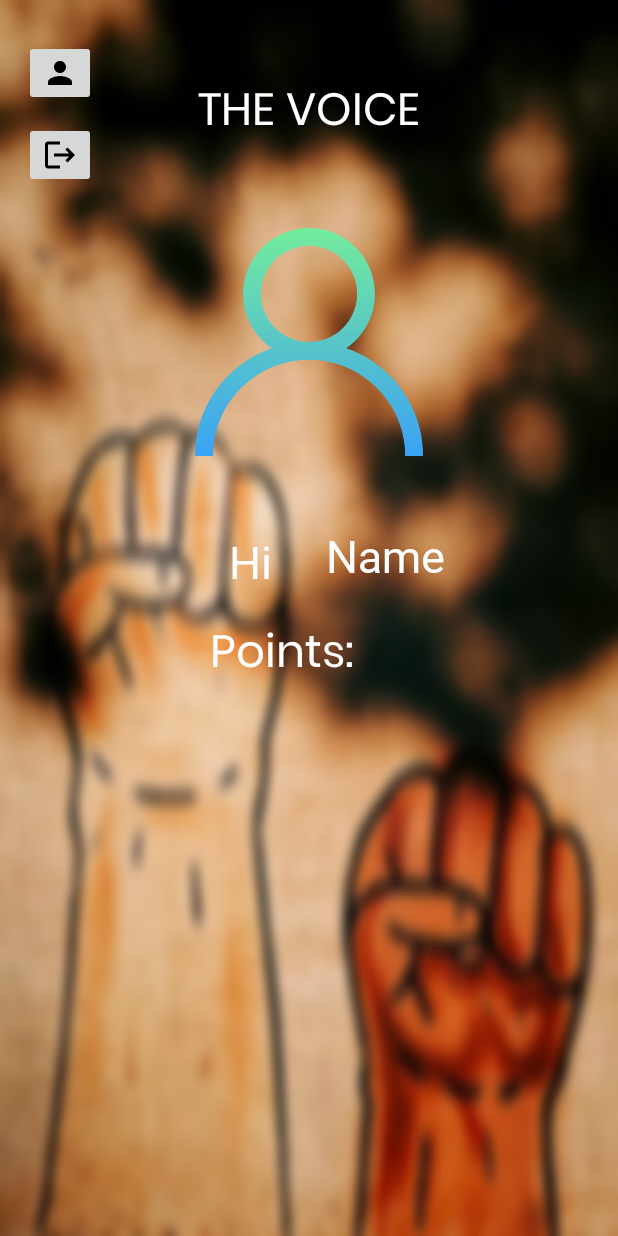
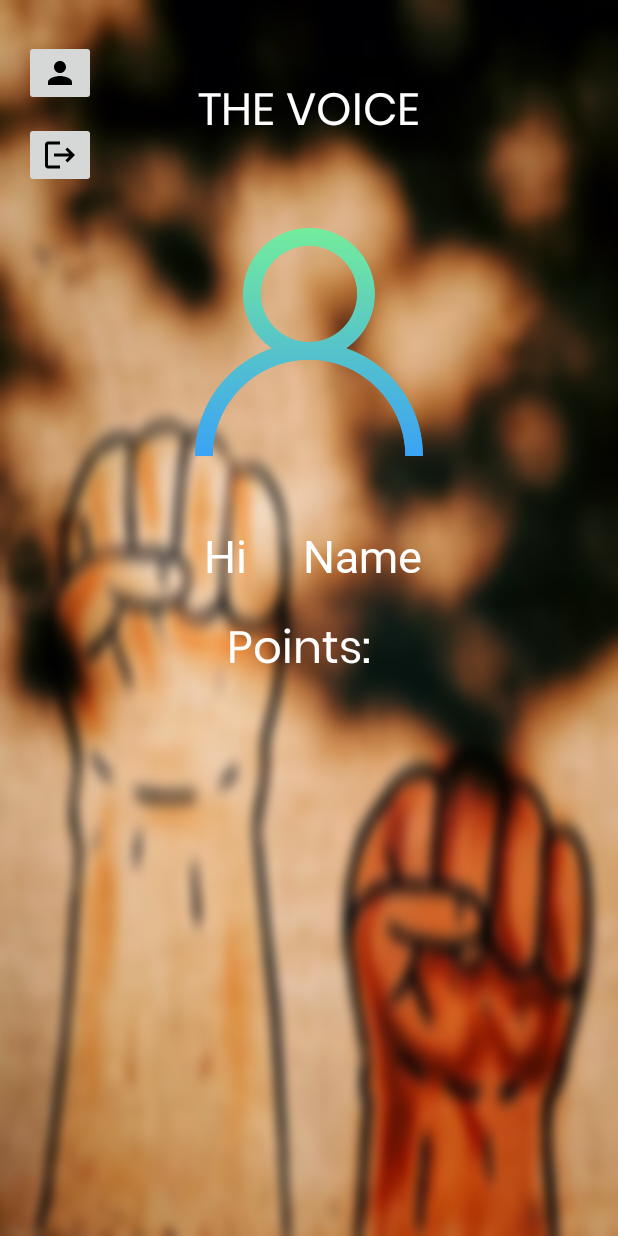
Before and after one commit to sandeepjayabal41/The_Voice, an Android app: the layout activity_user_screen_after_login.xml on its own in the app's theme, with its tools: preview values and no code run, on a phone screen of 412 x 824 dp. Run offline under Robolectric (Android 15) with nearby library versions, the phone set to English and light mode, and no system bars; Roboto replaces fonts that are not available here.

Commit message:
final frontend changes

```diff
--- a/app/src/main/res/layout/activity_main.xml
+++ b/app/src/main/res/layout/activity_main.xml
@@ -85,7 +85,7 @@
         app:layout_constraintHorizontal_bias="0.0"
         app:layout_constraintStart_toStartOf="parent"
         app:layout_constraintTop_toBottomOf="@+id/textView2"
-        app:layout_constraintVertical_bias="0.366" />
+        app:layout_constraintVertical_bias="0.466" />
 
     <Button
         android:id="@+id/LoginButton"
@@ -114,7 +114,7 @@
         app:layout_constraintHorizontal_bias="0.031"
         app:layout_constraintStart_toStartOf="parent"
         app:layout_constraintTop_toTopOf="parent"
-        app:layout_constraintVertical_bias="0.524"
+        app:layout_constraintVertical_bias="0.537"
         tools:ignore="TextSizeCheck" />
 
     <TextView
--- a/app/src/main/res/layout/activity_user_screen_after_login.xml
+++ b/app/src/main/res/layout/activity_user_screen_after_login.xml
@@ -80,10 +80,10 @@
             android:textSize="30dp"
             app:layout_constraintBottom_toBottomOf="parent"
             app:layout_constraintEnd_toEndOf="parent"
-            app:layout_constraintHorizontal_bias="0.461"
+            app:layout_constraintHorizontal_bias="0.498"
             app:layout_constraintStart_toStartOf="parent"
             app:layout_constraintTop_toBottomOf="@+id/greeting_Text"
-            app:layout_constraintVertical_bias="0.259" />
+            app:layout_constraintVertical_bias="0.258" />
 
         <TextView
             android:id="@+id/greeting_Text"
@@ -98,10 +98,10 @@
             android:textSize="30dp"
             app:layout_constraintBottom_toBottomOf="parent"
             app:layout_constraintEnd_toEndOf="parent"
-            app:layout_constraintHorizontal_bias="1.0"
+            app:layout_constraintHorizontal_bias="0.466"
             app:layout_constraintStart_toStartOf="@+id/user_avatar"
             app:layout_constraintTop_toTopOf="parent"
-            app:layout_constraintVertical_bias="0.75" />
+            app:layout_constraintVertical_bias="0.741" />
 
         <ImageButton
             android:id="@+id/imageButton4"
```
